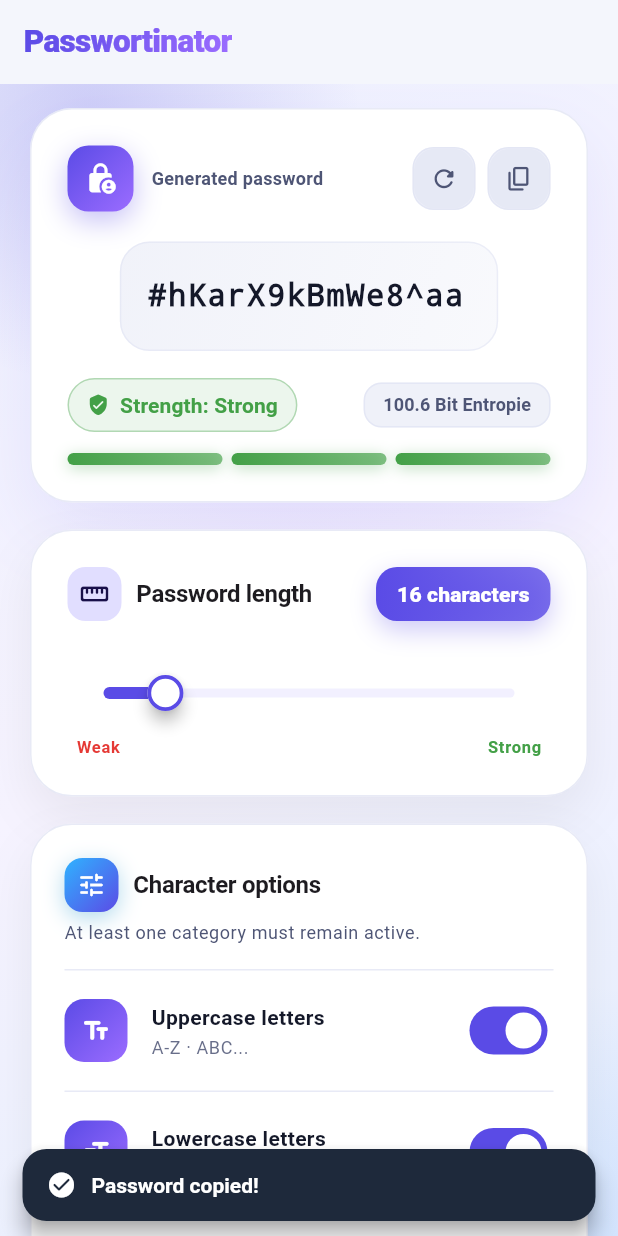
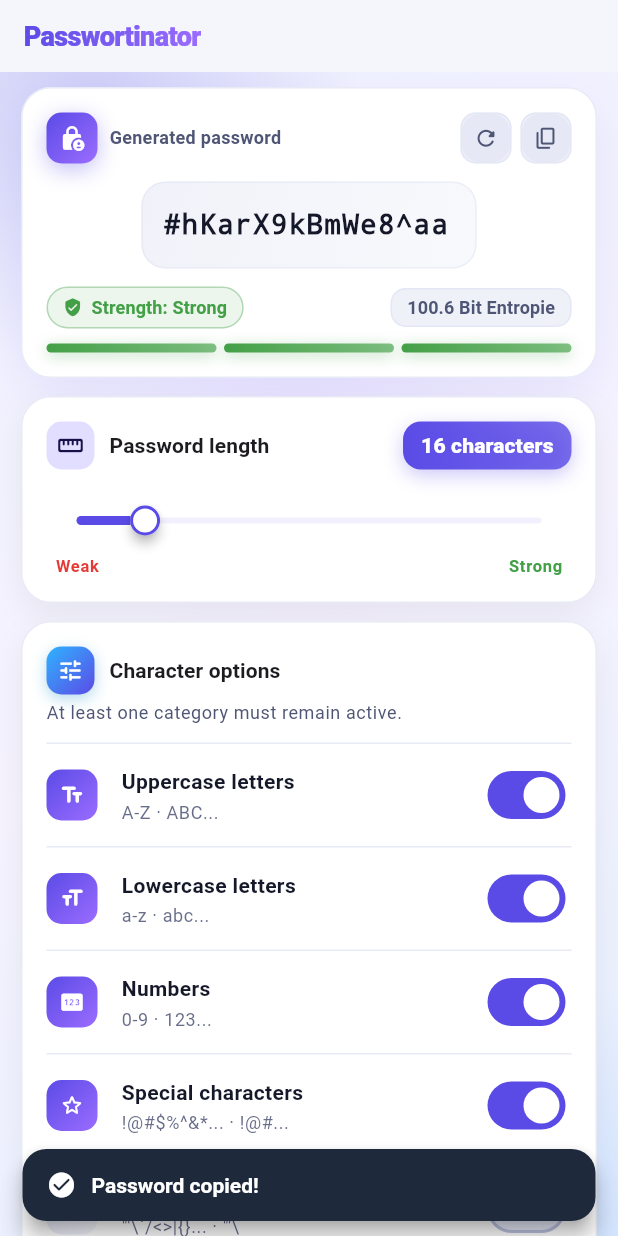
Before and after one commit to isanuric/passwortinator, a Flutter app: the screen it shows after launch, after a tap on the "content copy" icon, on a phone screen of 412 x 824 dp. Run offline on Flutter 3.47's test engine with Material 3 defaults, Android fonts, the phone set to English and light mode, and no system bars; our stand-ins replace flutter_riverpod.

Commit message:
style: refine UI elements for consistency and improved aesthetics

```diff
--- a/lib/src/core/theme/app_theme.dart
+++ b/lib/src/core/theme/app_theme.dart
@@ -49,10 +49,11 @@ class AppTheme {
         centerTitle: false,
         elevation: 0,
         scrolledUnderElevation: 0,
+        toolbarHeight: 48,
         backgroundColor: Colors.transparent,
         foregroundColor: scheme.onSurface,
         titleTextStyle: const TextStyle(
-          fontSize: 21,
+          fontSize: 18,
           fontWeight: FontWeight.w800,
           letterSpacing: -0.4,
         ),
@@ -63,22 +64,22 @@ class AppTheme {
         color: scheme.surfaceContainerLowest,
         shadowColor: Colors.transparent,
         shape: RoundedRectangleBorder(
-          borderRadius: BorderRadius.circular(28),
+          borderRadius: BorderRadius.circular(20),
           side: BorderSide(color: scheme.outlineVariant.withValues(alpha: 0.6)),
         ),
       ),
       filledButtonTheme: FilledButtonThemeData(
         style: FilledButton.styleFrom(
-          minimumSize: const Size.fromHeight(56),
+          minimumSize: const Size.fromHeight(48),
           backgroundColor: scheme.primary,
           foregroundColor: scheme.onPrimary,
           elevation: 0,
           shadowColor: Colors.transparent,
           shape: RoundedRectangleBorder(
-            borderRadius: BorderRadius.circular(18),
+            borderRadius: BorderRadius.circular(14),
           ),
           textStyle: const TextStyle(
-            fontSize: 16,
+            fontSize: 15,
             fontWeight: FontWeight.w700,
             letterSpacing: 0.2,
           ),
@@ -86,13 +87,13 @@ class AppTheme {
       ),
       outlinedButtonTheme: OutlinedButtonThemeData(
         style: OutlinedButton.styleFrom(
-          minimumSize: const Size.fromHeight(56),
+          minimumSize: const Size.fromHeight(48),
           foregroundColor: scheme.primary,
           side: BorderSide(color: scheme.outlineVariant),
           shape: RoundedRectangleBorder(
-            borderRadius: BorderRadius.circular(18),
+            borderRadius: BorderRadius.circular(14),
           ),
-          textStyle: const TextStyle(fontSize: 16, fontWeight: FontWeight.w600),
+          textStyle: const TextStyle(fontSize: 15, fontWeight: FontWeight.w600),
         ),
       ),
       iconButtonTheme: IconButtonThemeData(
@@ -102,22 +103,22 @@ class AppTheme {
           ),
           foregroundColor: scheme.primary,
           shape: RoundedRectangleBorder(
-            borderRadius: BorderRadius.circular(14),
+            borderRadius: BorderRadius.circular(12),
           ),
         ),
       ),
       sliderTheme: SliderThemeData(
-        trackHeight: 6,
+        trackHeight: 4,
         activeTrackColor: scheme.primary,
         inactiveTrackColor: scheme.primaryContainer.withValues(alpha: 0.45),
         thumbColor: Colors.white,
         disabledThumbColor: Colors.white,
         overlayColor: scheme.primary.withValues(alpha: 0.16),
-        overlayShape: const RoundSliderOverlayShape(overlayRadius: 24),
+        overlayShape: const RoundSliderOverlayShape(overlayRadius: 20),
         thumbShape: _BorderedSliderThumbShape(
-          enabledThumbRadius: 12,
-          elevation: 4,
-          pressedElevation: 8,
+          enabledThumbRadius: 10,
+          elevation: 3,
+          pressedElevation: 6,
           borderColor: scheme.primary,
         ),
       ),
@@ -198,13 +199,13 @@ class AppTheme {
 /// background, at any slider position.
 class _BorderedSliderThumbShape extends RoundSliderThumbShape {
   const _BorderedSliderThumbShape({
-    super.enabledThumbRadius = 12,
-    super.elevation = 4,
-    super.pressedElevation = 8,
+    super.enabledThumbRadius = 10,
+    super.elevation = 3,
+    super.pressedElevation = 6,
     required this.borderColor,
   });
 
-  static const double _borderWidth = 2.5;
+  static const double _borderWidth = 2.0;
 
   final Color borderColor;
 
--- a/lib/src/core/widgets/surface_card.dart
+++ b/lib/src/core/widgets/surface_card.dart
@@ -10,7 +10,7 @@ class SurfaceCard extends StatelessWidget {
   const SurfaceCard({
     super.key,
     required this.child,
-    this.padding = const EdgeInsets.all(24),
+    this.padding = const EdgeInsets.all(16),
     this.glow = false,
   });
 
@@ -27,7 +27,7 @@ class SurfaceCard extends StatelessWidget {
     return Container(
       decoration: BoxDecoration(
         color: cs.surfaceContainerLowest.withValues(alpha: isDark ? 0.68 : 1),
-        borderRadius: BorderRadius.circular(28),
+        borderRadius: BorderRadius.circular(20),
         border: Border.all(
           color: cs.outlineVariant.withValues(alpha: isDark ? 0.5 : 0.6),
         ),
@@ -37,8 +37,8 @@ class SurfaceCard extends StatelessWidget {
                   color: cs.primary.withValues(
                     alpha: isDark ? 0.24 : 0.10,
                   ),
-                  blurRadius: 42,
-                  offset: const Offset(0, 20),
+                  blurRadius: 28,
+                  offset: const Offset(0, 12),
                 ),
               ]
             : [
@@ -46,15 +46,15 @@ class SurfaceCard extends StatelessWidget {
                   color: Colors.black.withValues(
                     alpha: isDark ? 0.35 : 0.06,
                   ),
-                  blurRadius: 28,
-                  offset: const Offset(0, 14),
+                  blurRadius: 18,
+                  offset: const Offset(0, 8),
                 ),
               ],
       ),
       child: Material(
         type: MaterialType.transparency,
         clipBehavior: Clip.antiAlias,
-        borderRadius: BorderRadius.circular(28),
+        borderRadius: BorderRadius.circular(20),
         child: Padding(padding: padding, child: child),
       ),
     );
--- a/lib/src/features/password_generator/ui/password_generator_screen.dart
+++ b/lib/src/features/password_generator/ui/password_generator_screen.dart
@@ -27,7 +27,7 @@ class PasswordGeneratorScreen extends ConsumerWidget {
           child: const Text(
             'Passwortinator',
             style: TextStyle(
-              fontSize: 21,
+              fontSize: 18,
               fontWeight: FontWeight.w800,
               letterSpacing: -0.4,
               color: Colors.white,
@@ -44,27 +44,27 @@ class PasswordGeneratorScreen extends ConsumerWidget {
                 constraints: const BoxConstraints(maxWidth: 600),
                 child: const SingleChildScrollView(
                   padding: EdgeInsets.symmetric(
-                    horizontal: 20.0,
-                    vertical: 16.0,
+                    horizontal: 14.0,
+                    vertical: 10.0,
                   ),
                   child: Column(
                     crossAxisAlignment: CrossAxisAlignment.stretch,
                     children: [
                       // 1. Password Display with strength indicator & actions
                       PasswordDisplayCard(),
-                      SizedBox(height: 18),
+                      SizedBox(height: 12),
 
                       // 2. Password Length Slider
                       LengthSlider(),
-                      SizedBox(height: 18),
+                      SizedBox(height: 12),
 
                       // 3. Character Options
                       OptionsCard(),
-                      SizedBox(height: 24),
+                      SizedBox(height: 16),
 
                       // 4. Action Buttons
                       ActionButtons(),
-                      SizedBox(height: 24),
+                      SizedBox(height: 16),
                     ],
                   ),
                 ),
--- a/lib/src/features/password_generator/ui/widgets/action_buttons.dart
+++ b/lib/src/features/password_generator/ui/widgets/action_buttons.dart
@@ -26,13 +26,13 @@ class ActionButtons extends ConsumerWidget {
         // Primary gradient regenerate button
         DecoratedBox(
           decoration: BoxDecoration(
-            borderRadius: BorderRadius.circular(18),
+            borderRadius: BorderRadius.circular(14),
             gradient: AppTheme.primaryGradient,
             boxShadow: [
               BoxShadow(
                 color: cs.primary.withValues(alpha: 0.35),
-                blurRadius: 26,
-                offset: const Offset(0, 12),
+                blurRadius: 18,
+                offset: const Offset(0, 8),
               ),
             ],
           ),
@@ -45,19 +45,19 @@ class ActionButtons extends ConsumerWidget {
               shadowColor: Colors.transparent,
               disabledBackgroundColor: Colors.transparent,
               shape: RoundedRectangleBorder(
-                borderRadius: BorderRadius.circular(18),
+                borderRadius: BorderRadius.circular(14),
               ),
               textStyle: const TextStyle(
-                fontSize: 17,
+                fontSize: 15,
                 fontWeight: FontWeight.w700,
                 letterSpacing: 0.2,
               ),
             ),
-            icon: const Icon(Icons.autorenew_rounded, size: 22),
+            icon: const Icon(Icons.autorenew_rounded, size: 19),
             label: const Text('Regenerate'),
           ),
         ),
-        const SizedBox(height: 12),
+        const SizedBox(height: 10),
 
         // Secondary copy button
         OutlinedButton.icon(
@@ -67,12 +67,12 @@ class ActionButtons extends ConsumerWidget {
             backgroundColor: cs.surfaceContainerLowest.withValues(alpha: 0.6),
             side: BorderSide(color: cs.outlineVariant.withValues(alpha: 0.8)),
             shape: RoundedRectangleBorder(
-              borderRadius: BorderRadius.circular(18),
+              borderRadius: BorderRadius.circular(14),
             ),
             textStyle:
-                const TextStyle(fontSize: 16, fontWeight: FontWeight.w600),
+                const TextStyle(fontSize: 15, fontWeight: FontWeight.w600),
           ),
-          icon: const Icon(Icons.copy_rounded, size: 20),
+          icon: const Icon(Icons.copy_rounded, size: 18),
           label: const Text('Copy password'),
         ),
       ],
--- a/lib/src/features/password_generator/ui/widgets/length_slider.dart
+++ b/lib/src/features/password_generator/ui/widgets/length_slider.dart
@@ -33,22 +33,22 @@ class LengthSlider extends ConsumerWidget {
               Row(
                 children: [
                   Container(
-                    width: 36,
-                    height: 36,
+                    width: 32,
+                    height: 32,
                     decoration: BoxDecoration(
                       color: cs.primaryContainer,
-                      borderRadius: BorderRadius.circular(12),
+                      borderRadius: BorderRadius.circular(10),
                     ),
                     child: Icon(
                       Icons.straighten_rounded,
-                      size: 20,
+                      size: 18,
                       color: cs.onPrimaryContainer,
                     ),
                   ),
                   const SizedBox(width: 10),
                   Text(
                     'Password length',
-                    style: theme.textTheme.titleMedium?.copyWith(
+                    style: theme.textTheme.titleSmall?.copyWith(
                       fontWeight: FontWeight.w700,
                     ),
                   ),
@@ -56,7 +56,7 @@ class LengthSlider extends ConsumerWidget {
               ),
               Container(
                 padding:
-                    const EdgeInsets.symmetric(horizontal: 14, vertical: 8),
+                    const EdgeInsets.symmetric(horizontal: 12, vertical: 6),
                 decoration: BoxDecoration(
                   gradient: LinearGradient(
                     colors: [
@@ -64,12 +64,12 @@ class LengthSlider extends ConsumerWidget {
                       cs.primary.withValues(alpha: 0.8),
                     ],
                   ),
-                  borderRadius: BorderRadius.circular(14),
+                  borderRadius: BorderRadius.circular(12),
                   boxShadow: [
                     BoxShadow(
                       color: cs.primary.withValues(alpha: 0.3),
-                      blurRadius: 14,
-                      offset: const Offset(0, 6),
+                      blurRadius: 10,
+                      offset: const Offset(0, 4),
                     ),
                   ],
                 ),
@@ -83,7 +83,7 @@ class LengthSlider extends ConsumerWidget {
               ),
             ],
           ),
-          const SizedBox(height: 24),
+          const SizedBox(height: 14),
 
           // Material 3 Slider
           Slider(
@@ -96,7 +96,7 @@ class LengthSlider extends ConsumerWidget {
             onChanged: (value) => notifier.setLength(value.round()),
             onChangeEnd: (_) => notifier.regenerate(),
           ),
-          const SizedBox(height: 4),
+          const SizedBox(height: 2),
 
           // Min and max strength hints (weak -> strong)
           Padding(
--- a/lib/src/features/password_generator/ui/widgets/options_card.dart
+++ b/lib/src/features/password_generator/ui/widgets/options_card.dart
@@ -22,7 +22,7 @@ class OptionsCard extends ConsumerWidget {
     final cs = theme.colorScheme;
 
     return SurfaceCard(
-      padding: const EdgeInsets.symmetric(horizontal: 22, vertical: 22),
+      padding: const EdgeInsets.symmetric(horizontal: 16, vertical: 16),
       child: Column(
         crossAxisAlignment: CrossAxisAlignment.stretch,
         children: [
@@ -30,42 +30,42 @@ class OptionsCard extends ConsumerWidget {
           Row(
             children: [
               Container(
-                width: 36,
-                height: 36,
+                width: 32,
+                height: 32,
                 decoration: BoxDecoration(
                   gradient: AppTheme.accentGradient,
-                  borderRadius: BorderRadius.circular(12),
+                  borderRadius: BorderRadius.circular(10),
                   boxShadow: [
                     BoxShadow(
                       color: cs.secondary.withValues(alpha: 0.3),
-                      blurRadius: 12,
-                      offset: const Offset(0, 4),
+                      blurRadius: 8,
+                      offset: const Offset(0, 3),
                     ),
                   ],
                 ),
                 child: const Icon(
                   Icons.tune_rounded,
                   color: Colors.white,
-                  size: 20,
+                  size: 18,
                 ),
               ),
               const SizedBox(width: 10),
               Text(
                 'Character options',
-                style: theme.textTheme.titleMedium?.copyWith(
+                style: theme.textTheme.titleSmall?.copyWith(
                   fontWeight: FontWeight.w700,
                 ),
               ),
             ],
           ),
-          const SizedBox(height: 6),
+          const SizedBox(height: 4),
           Text(
             'At least one category must remain active.',
             style: theme.textTheme.bodySmall?.copyWith(
               color: cs.onSurfaceVariant,
             ),
           ),
-          const SizedBox(height: 16),
+          const SizedBox(height: 12),
           const Divider(height: 1),
 
           // Options Rows
@@ -127,12 +127,13 @@ class OptionsCard extends ConsumerWidget {
     final canToggle = config.canDisableCategory(category);
 
     return Padding(
-      padding: const EdgeInsets.symmetric(vertical: 4),
+      padding: const EdgeInsets.symmetric(vertical: 2),
       child: SwitchListTile.adaptive(
         contentPadding: EdgeInsets.zero,
+        dense: true,
         secondary: Container(
-          width: 42,
-          height: 42,
+          width: 34,
+          height: 34,
           decoration: BoxDecoration(
             gradient: isEnabled
                 ? AppTheme.primaryGradient
@@ -142,11 +143,11 @@ class OptionsCard extends ConsumerWidget {
                       cs.surfaceContainerHighest.withValues(alpha: 0.4),
                     ],
                   ),
-            borderRadius: BorderRadius.circular(13),
+            borderRadius: BorderRadius.circular(10),
           ),
           child: Icon(
             icon,
-            size: 20,
+            size: 17,
             color: isEnabled
                 ? Colors.white
                 : cs.onSurfaceVariant.withValues(alpha: 0.5),
--- a/lib/src/features/password_generator/ui/widgets/password_display_card.dart
+++ b/lib/src/features/password_generator/ui/widgets/password_display_card.dart
@@ -37,7 +37,7 @@ class PasswordDisplayCard extends ConsumerWidget {
               Row(
                 children: [
                   _brandBadge(cs: cs),
-                  const SizedBox(width: 12),
+                  const SizedBox(width: 8),
                   Text(
                     'Generated password',
                     style: theme.textTheme.labelMedium?.copyWith(
@@ -55,7 +55,7 @@ class PasswordDisplayCard extends ConsumerWidget {
                     tooltip: 'Regenerate',
                     onPressed: notifier.regenerate,
                   ),
-                  const SizedBox(width: 8),
+                  const SizedBox(width: 6),
                   _IconAction(
                     icon: Icons.copy_rounded,
                     tooltip: 'Copy',
@@ -66,7 +66,7 @@ class PasswordDisplayCard extends ConsumerWidget {
               ),
             ],
           ),
-          const SizedBox(height: 20),
+          const SizedBox(height: 12),
 
           // Password field
           AnimatedSwitcher(
@@ -75,7 +75,7 @@ class PasswordDisplayCard extends ConsumerWidget {
             switchOutCurve: Curves.easeIn,
             child: Container(
               key: ValueKey(password),
-              padding: const EdgeInsets.symmetric(horizontal: 18, vertical: 22),
+              padding: const EdgeInsets.symmetric(horizontal: 14, vertical: 16),
               decoration: BoxDecoration(
                 gradient: LinearGradient(
                   begin: Alignment.topLeft,
@@ -90,7 +90,7 @@ class PasswordDisplayCard extends ConsumerWidget {
                           cs.surfaceContainerHighest.withValues(alpha: 0.25),
                         ],
                 ),
-                borderRadius: BorderRadius.circular(20),
+                borderRadius: BorderRadius.circular(16),
                 border: Border.all(
                   color: cs.outlineVariant.withValues(alpha: 0.4),
                 ),
@@ -102,14 +102,14 @@ class PasswordDisplayCard extends ConsumerWidget {
                   fontFamily: 'monospace',
                   fontSize: _calculateFontSize(password.length),
                   fontWeight: FontWeight.w600,
-                  letterSpacing: 1.2,
+                  letterSpacing: 1.1,
                   color: cs.onSurface,
                   height: 1.35,
                 ),
               ),
             ),
           ),
-          const SizedBox(height: 18),
+          const SizedBox(height: 12),
 
           // Strength indicator
           StrengthIndicator(strength: strength, entropy: entropy),
@@ -120,31 +120,31 @@ class PasswordDisplayCard extends ConsumerWidget {
 
   Widget _brandBadge({required ColorScheme cs}) {
     return Container(
-      width: 44,
-      height: 44,
+      width: 34,
+      height: 34,
       decoration: BoxDecoration(
         gradient: AppTheme.primaryGradient,
-        borderRadius: BorderRadius.circular(14),
+        borderRadius: BorderRadius.circular(10),
         boxShadow: [
           BoxShadow(
             color: cs.primary.withValues(alpha: 0.35),
-            blurRadius: 16,
-            offset: const Offset(0, 6),
+            blurRadius: 12,
+            offset: const Offset(0, 4),
           ),
         ],
       ),
       child:
-          const Icon(Icons.lock_person_rounded, color: Colors.white, size: 22),
+          const Icon(Icons.lock_person_rounded, color: Colors.white, size: 18),
     );
   }
 
   /// Dynamically adjusts font size based on password length.
   double _calculateFontSize(int length) {
-    if (length <= 12) return 24.0;
-    if (length <= 20) return 20.0;
-    if (length <= 32) return 17.0;
-    if (length <= 48) return 15.0;
-    return 13.5;
+    if (length <= 12) return 21.0;
+    if (length <= 20) return 18.0;
+    if (length <= 32) return 15.0;
+    if (length <= 48) return 13.5;
+    return 12.0;
   }
 }
 
@@ -164,17 +164,17 @@ class _IconAction extends StatelessWidget {
   Widget build(BuildContext context) {
     final cs = Theme.of(context).colorScheme;
     return Container(
-      width: 42,
-      height: 42,
+      width: 34,
+      height: 34,
       decoration: BoxDecoration(
         color: cs.surfaceContainerHighest.withValues(alpha: 0.7),
-        borderRadius: BorderRadius.circular(14),
+        borderRadius: BorderRadius.circular(10),
         border: Border.all(
           color: cs.outlineVariant.withValues(alpha: 0.5),
         ),
       ),
       child: IconButton(
-        icon: Icon(icon, size: 19),
+        icon: Icon(icon, size: 17),
         color: cs.onSurfaceVariant,
         tooltip: tooltip,
         padding: EdgeInsets.zero,
--- a/lib/src/features/password_generator/ui/widgets/strength_indicator.dart
+++ b/lib/src/features/password_generator/ui/widgets/strength_indicator.dart
@@ -31,11 +31,11 @@ class StrengthIndicator extends StatelessWidget {
               Flexible(
                 child: _statusPill(context, isDark: isDark),
               ),
-              const SizedBox(width: 10),
+              const SizedBox(width: 8),
               _entropyChip(context),
             ],
           ),
-          const SizedBox(height: 14),
+          const SizedBox(height: 10),
 
           // Animated segmented strength bar
           Row(
@@ -45,14 +45,14 @@ class StrengthIndicator extends StatelessWidget {
                 activeColor: strength.color,
                 isActive: true,
               ),
-              const SizedBox(width: 6),
+              const SizedBox(width: 5),
               _buildBarSegment(
                 context: context,
                 activeColor: strength.color,
                 isActive: strength == PasswordStrength.medium ||
                     strength == PasswordStrength.strong,
               ),
-              const SizedBox(width: 6),
+              const SizedBox(width: 5),
               _buildBarSegment(
                 context: context,
                 activeColor: strength.color,
@@ -68,7 +68,7 @@ class StrengthIndicator extends StatelessWidget {
   Widget _statusPill(BuildContext context, {required bool isDark}) {
     final theme = Theme.of(context);
     return Container(
-      padding: const EdgeInsets.symmetric(horizontal: 12, vertical: 7),
+      padding: const EdgeInsets.symmetric(horizontal: 10, vertical: 5),
       decoration: BoxDecoration(
         color: strength.color.withValues(alpha: isDark ? 0.16 : 0.10),
         borderRadius: BorderRadius.circular(999),
@@ -79,14 +79,14 @@ class StrengthIndicator extends StatelessWidget {
       child: Row(
         mainAxisSize: MainAxisSize.min,
         children: [
-          Icon(_getStrengthIcon(strength), size: 15, color: strength.color),
-          const SizedBox(width: 7),
+          Icon(_getStrengthIcon(strength), size: 13, color: strength.color),
+          const SizedBox(width: 6),
           Flexible(
             child: Text(
               'Strength: ${strength.label}',
               overflow: TextOverflow.ellipsis,
               maxLines: 1,
-              style: theme.textTheme.titleSmall?.copyWith(
+              style: theme.textTheme.labelMedium?.copyWith(
                 fontWeight: FontWeight.w700,
                 color: strength.color,
               ),
@@ -100,10 +100,10 @@ class StrengthIndicator extends StatelessWidget {
   Widget _entropyChip(BuildContext context) {
     final theme = Theme.of(context);
     return Container(
-      padding: const EdgeInsets.symmetric(horizontal: 12, vertical: 6),
+      padding: const EdgeInsets.symmetric(horizontal: 10, vertical: 4),
       decoration: BoxDecoration(
         color: theme.colorScheme.surfaceContainerHighest.withValues(alpha: 0.6),
-        borderRadius: BorderRadius.circular(12),
+        borderRadius: BorderRadius.circular(10),
         border: Border.all(
           color: theme.colorScheme.outlineVariant.withValues(alpha: 0.5),
         ),
@@ -127,7 +127,7 @@ class StrengthIndicator extends StatelessWidget {
       child: AnimatedContainer(
         duration: const Duration(milliseconds: 450),
         curve: Curves.easeOutCubic,
-        height: 8,
+        height: 6,
         decoration: BoxDecoration(
           color: isActive ? null : _inactiveColor(context),
           borderRadius: BorderRadius.circular(6),
```
